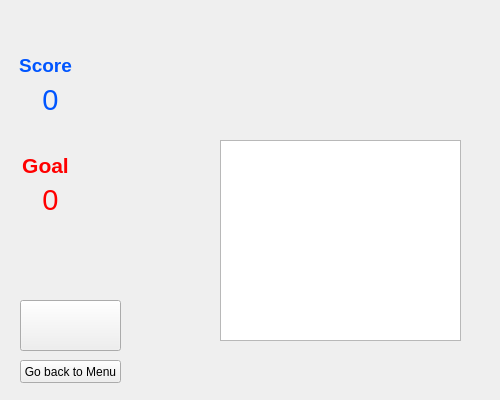
This is gameview.ui in F74036344/2048 as Qt 5 draws it before an edit. The edited form follows.
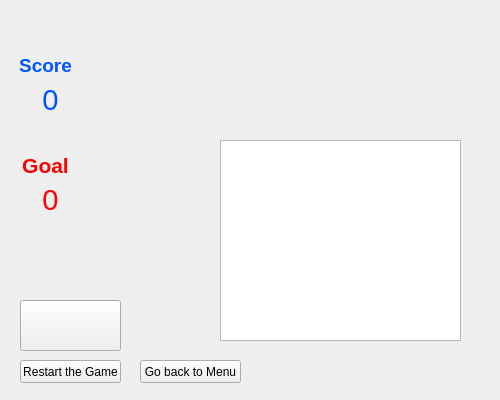
This is the edited form. Icons and pictures are not drawn.

Patch:
```diff
--- a/gameview.ui
+++ b/gameview.ui
@@ -69,7 +69,7 @@
     </rect>
    </property>
   </widget>
-  <widget class="QPushButton" name="pushButton_goBackToMenu">
+  <widget class="QPushButton" name="pushButton_restartTheGame">
    <property name="geometry">
     <rect>
      <x>20</x>
@@ -79,7 +79,7 @@
     </rect>
    </property>
    <property name="text">
-    <string>Go back to Menu</string>
+    <string>Restart the Game</string>
    </property>
   </widget>
   <widget class="QLabel" name="label_goalText">
@@ -144,6 +144,19 @@
     </size>
    </property>
   </widget>
+  <widget class="QPushButton" name="pushButton_goBackToMenu">
+   <property name="geometry">
+    <rect>
+     <x>140</x>
+     <y>360</y>
+     <width>101</width>
+     <height>23</height>
+    </rect>
+   </property>
+   <property name="text">
+    <string>Go back to Menu</string>
+   </property>
+  </widget>
  </widget>
  <resources>
   <include location="myresource.qrc"/>
```
